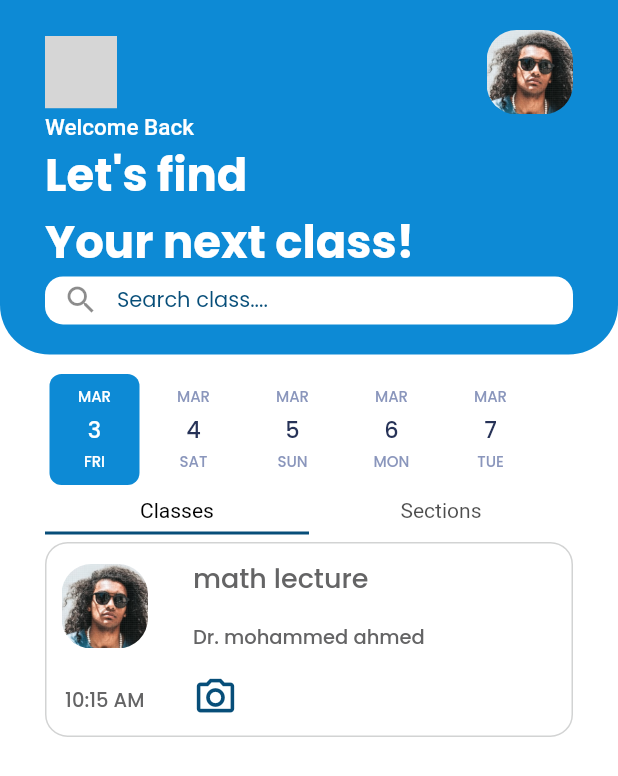
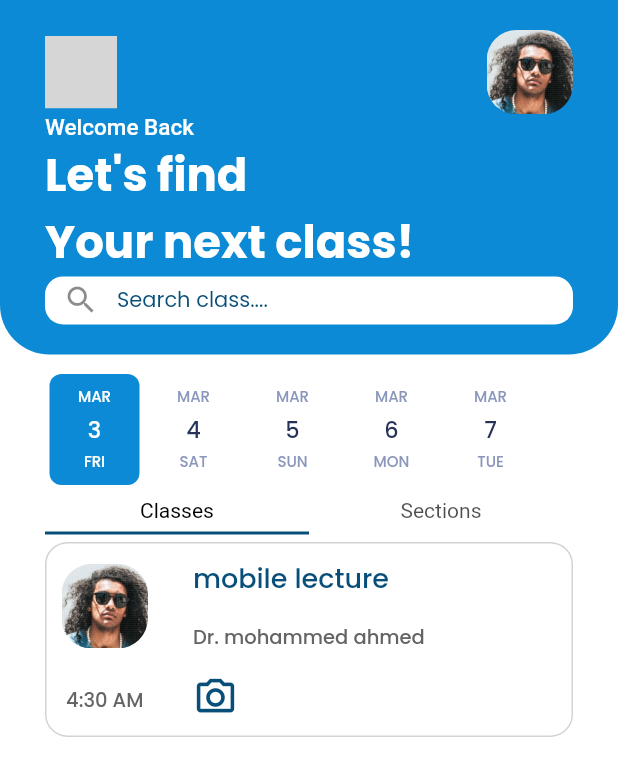
Before and after one commit to yara30999/attendance-system-graduation-project, a Flutter app: the HomeScreen screen opened by its route, scrolled down 330 dp, on a phone screen of 412 x 824 dp. Shown: the top 776 px of the screen. Run offline on Flutter 3.47's test engine with Material 2 defaults, Android fonts, the phone set to English and light mode, and no system bars; drawn by our look-alikes of date_picker_timeline; missing offline and left inert: slide_digital_clock; grey boxes are pictures that could not be loaded.

Commit message:
refactor reusable card componant

```diff
--- a/lib/componant/reusable_card.dart
+++ b/lib/componant/reusable_card.dart
@@ -4,7 +4,12 @@ import 'package:flutter/material.dart';
 class ReusableCard extends StatelessWidget {
   const ReusableCard({
     super.key,
+    required this.lectureName,
+    required this.lectureTime
   });
+
+  final String lectureName;
+  final dynamic lectureTime;
 
   @override
   Widget build(BuildContext context) {
@@ -20,12 +25,12 @@ class ReusableCard extends StatelessWidget {
         children: [
           Column(
             mainAxisAlignment: MainAxisAlignment.spaceEvenly,
-            children: const [
-              UserPhoto(img: 'images/user1.png', rounded: false),
+            children: [
+              const UserPhoto(img: 'images/user1.png', rounded: false),
               SizedBox(height: 18.0),
               Text(
-                '10:15 AM',
-                style: TextStyle(
+                '$lectureTime AM',
+                style: const TextStyle(
                     color: Color.fromARGB(255, 100, 100, 101),
                     fontSize: 13.0,
                     fontFamily: 'poppins',
@@ -38,10 +43,10 @@ class ReusableCard extends StatelessWidget {
             mainAxisAlignment: MainAxisAlignment.spaceBetween,
             crossAxisAlignment: CrossAxisAlignment.start,
             children: [
-              const Text(
-                'math lecture',
-                style: TextStyle(
-                    color: Color.fromARGB(255, 100, 100, 101),
+              Text(
+                lectureName.toLowerCase(),
+                style: const TextStyle(
+                    color: Color(0xff074E79),
                     fontSize: 18.0,
                     fontFamily: 'poppins',
                     fontWeight: FontWeight.w500),
--- a/lib/screens/home_screen.dart
+++ b/lib/screens/home_screen.dart
@@ -156,7 +156,7 @@ class _HomeScreenState extends State<HomeScreen> {
                     DefaultTabController(
                       length: 2,
                       child: Column(
-                        children:  [
+                        children: [
                           const SizedBox(
                             height: 30,
                             child: TabBar(
@@ -176,12 +176,20 @@ class _HomeScreenState extends State<HomeScreen> {
                               child: TabBarView(children: [
                                 ListView(
                                   children: const [
-                                    ReusableCard(),
-                                    ReusableCard(),
-                                    ReusableCard(),
+                                    ReusableCard(
+                                        lectureName: 'math lecture',
+                                        lectureTime: '10:30'),
+                                    ReusableCard(
+                                        lectureName: 'control lecture',
+                                        lectureTime: '2:30'),
+                                    ReusableCard(
+                                        lectureName: 'mobile lecture',
+                                        lectureTime: '4:30'),
                                   ],
                                 ),
-                                const ReusableCard(),
+                                const ReusableCard(
+                                    lectureName: 'security lecture',
+                                    lectureTime: '12:30'),
                               ]),
                             ),
                           )
```
